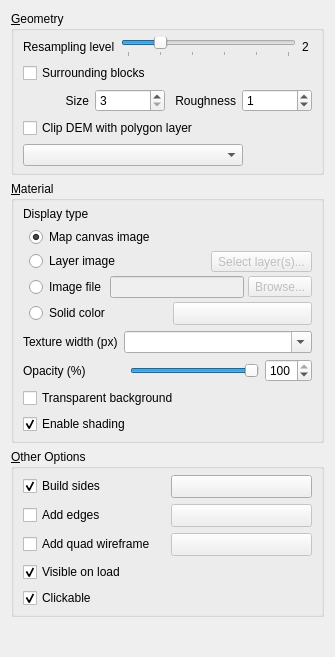
Above: ui/demproperties.ui from minorua/Qgis2threejs before the change. Below: the same form after it.
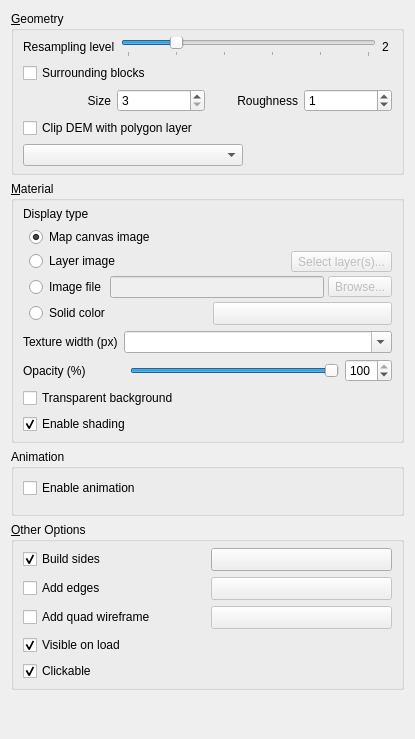
That is the form after the change. Custom widgets are drawn as their Qt base class.

Commit message:
[KEYFRAME ANIMATION AND STORYTELLING] camera motion, layer opacity and narrative box
- add animation panel to exporter window
- add animation group to layer properties dialog and export to web dialog
- pause animation and pop up narrative box at keyframes with narrative content

The animation feature of this plugin intends to make it possible to make effective animations for 3D storytelling maps.

What changed in the file:
```diff
--- a/ui/demproperties.ui
+++ b/ui/demproperties.ui
@@ -6,8 +6,8 @@
    <rect>
     <x>0</x>
     <y>0</y>
-    <width>335</width>
-    <height>657</height>
+    <width>415</width>
+    <height>739</height>
    </rect>
   </property>
   <property name="windowTitle">
@@ -398,6 +398,25 @@
      </layout>
     </widget>
    </item>
+   <item>
+    <widget class="QGroupBox" name="groupBox_Animation">
+     <property name="title">
+      <string>Animation</string>
+     </property>
+     <layout class="QVBoxLayout" name="verticalLayout_3">
+      <item>
+       <widget class="QCheckBox" name="checkBox_Animation">
+        <property name="text">
+         <string>Enable animation</string>
+        </property>
+       </widget>
+      </item>
+      <item>
+       <widget class="AnimationPanel" name="animationPanel" native="true"/>
+      </item>
+     </layout>
+    </widget>
+   </item>
    <item>
     <widget class="QGroupBox" name="groupBox_Others">
      <property name="title">
@@ -514,6 +533,12 @@
    <extends>QToolButton</extends>
    <header>qgis.gui</header>
   </customwidget>
+  <customwidget>
+   <class>AnimationPanel</class>
+   <extends>QWidget</extends>
+   <header>Qgis2threejs.keyframes</header>
+   <container>1</container>
+  </customwidget>
  </customwidgets>
  <tabstops>
   <tabstop>horizontalSlider_DEMSize</tabstop>
```
Left out of the diff: 18 changed lines with no effect on the pictures. The commit also changes 30 other files.
